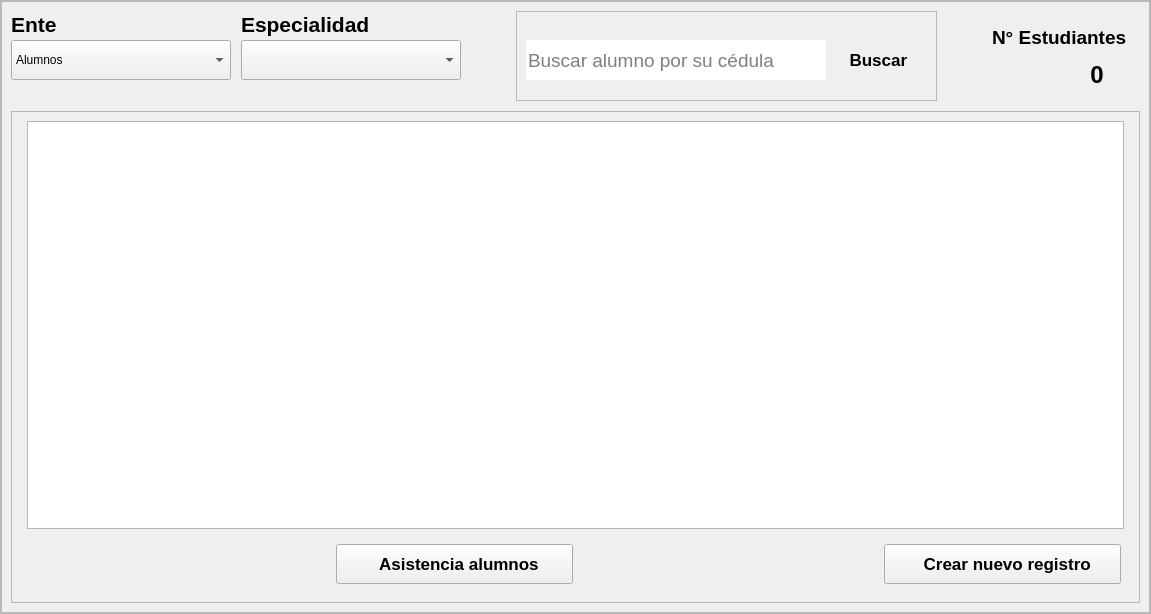
Above: recursos_graficos_y_logicos/elementos_graficos_ui/pantalla_de_vista_general_de_alumnos.ui from Enmanuel-86/TELA-APP before the change. Below: the same form after it.
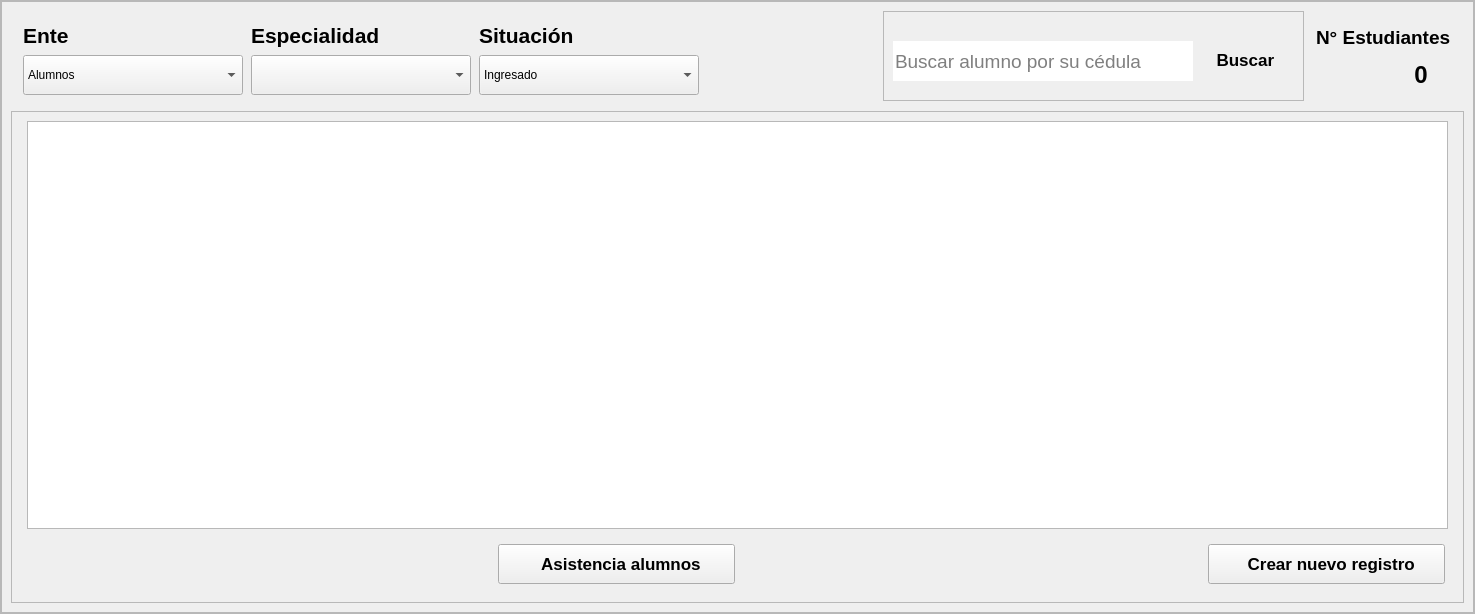
That is the form after the change. Icons and pictures are not drawn.

Commit message: Agregar filtro de situación a los alumnos, pero de empleados falta adaptar la funcionalidad

Diff of the .ui file:
```diff
--- a/recursos_graficos_y_logicos/elementos_graficos_ui/pantalla_de_vista_general_de_alumnos.ui
+++ b/recursos_graficos_y_logicos/elementos_graficos_ui/pantalla_de_vista_general_de_alumnos.ui
@@ -6,7 +6,7 @@
    <rect>
     <x>0</x>
     <y>0</y>
-    <width>1151</width>
+    <width>1475</width>
     <height>614</height>
    </rect>
   </property>
@@ -42,7 +42,7 @@
        <rect>
         <x>0</x>
         <y>0</y>
-        <width>1149</width>
+        <width>1473</width>
         <height>612</height>
        </rect>
       </property>
@@ -120,7 +120,7 @@
                </property>
                <property name="minimumSize">
                 <size>
-                 <width>461</width>
+                 <width>731</width>
                  <height>90</height>
                 </size>
                </property>
@@ -142,15 +142,119 @@
                <property name="frameShadow">
                 <enum>QFrame::Plain</enum>
                </property>
+               <widget class="QWidget" name="">
+                <property name="geometry">
+                 <rect>
+                  <x>10</x>
+                  <y>10</y>
+                  <width>680</width>
+                  <height>74</height>
+                 </rect>
+                </property>
+                <layout class="QHBoxLayout" name="horizontalLayout_2">
+                 <item>
+                  <layout class="QVBoxLayout" name="verticalLayout_6">
+                   <item>
+                    <widget class="QLabel" name="titulo_de_boton_de_opciones_2">
+                     <property name="sizePolicy">
+                      <sizepolicy hsizetype="Preferred" vsizetype="Preferred">
+                       <horstretch>0</horstretch>
+                       <verstretch>30</verstretch>
+                      </sizepolicy>
+                     </property>
+                     <property name="minimumSize">
+                      <size>
+                       <width>0</width>
+                       <height>0</height>
+                      </size>
+                     </property>
+                     <property name="maximumSize">
+                      <size>
+                       <width>500</width>
+                       <height>16777215</height>
+                      </size>
+                     </property>
+                     <property name="font">
+                      <font>
+                       <family>Arial</family>
+                       <pointsize>16</pointsize>
+                       <weight>75</weight>
+                       <bold>true</bold>
+                      </font>
+                     </property>
+                     <property name="styleSheet">
+                      <string notr="true"/>
+                     </property>
+                     <property name="text">
+                      <string>Ente</string>
+                     </property>
+                     <property name="tipo" stdset="0">
+                      <string>titulo_qlineedit</string>
+                     </property>
+                    </widget>
+                   </item>
+                   <item>
+                    <widget class="QComboBox" name="boton_entidades">
+                     <property name="sizePolicy">
+                      <sizepolicy hsizetype="Fixed" vsizetype="Fixed">
+                       <horstretch>0</horstretch>
+                       <verstretch>0</verstretch>
+                      </sizepolicy>
+                     </property>
+                     <property name="minimumSize">
+                      <size>
+                       <width>220</width>
+                       <height>40</height>
+                      </size>
+                     </property>
+                     <property name="maximumSize">
+                      <size>
+                       <width>200</width>
+                       <height>16777215</height>
+                      </size>
+                     </property>
+                     <property name="styleSheet">
+                      <string notr="true"/>
+                     </property>
+                     <property name="editable">
+                      <bool>false</bool>
+                     </property>
+                     <property name="currentText">
+                      <string>Alumnos</string>
+                     </property>
+                     <property name="currentIndex">
+                      <number>0</number>
+                     </property>
+                     <property name="insertPolicy">
+                      <enum>QComboBox::NoInsert</enum>
+                     </property>
+                     <property name="iconSize">
+                      <size>
+                       <width>40</width>
+                       <height>40</height>
+                      </size>
+                     </property>
+                     <property name="placeholderText">
+                      <string/>
+                     </property>
+                     <item>
+                      <property name="text">
+                       <string>Alumnos</string>
+                      </property>
+                     </item>
+                     <item>
+                      <property name="text">
+                       <string>Representantes</string>
+                      </property>
+                     </item>
+                    </widget>
+                   </item>
+                  </layout>
+                 </item>
+                 <item>
+                  <layout class="QVBoxLayout" name="verticalLayout_2">
+                   <item>
                <widget class="QLabel" name="titulo_de_boton_de_opciones">
-                <property name="geometry">
-                 <rect>
-                  <x>230</x>
-                  <y>1</y>
-                  <width>257</width>
-                  <height>24</height>
-                 </rect>
-                </property>
                 <property name="sizePolicy">
                  <sizepolicy hsizetype="Preferred" vsizetype="Preferred">
                   <horstretch>0</horstretch>
@@ -187,15 +291,9 @@
                  <string>titulo_qlineedit</string>
                 </property>
                </widget>
+                   </item>
+                   <item>
                <widget class="QComboBox" name="boton_especialidades">
-                <property name="geometry">
-                 <rect>
-                  <x>230</x>
-                  <y>29</y>
-                  <width>220</width>
-                  <height>40</height>
-                 </rect>
-                </property>
                 <property name="sizePolicy">
                  <sizepolicy hsizetype="Fixed" vsizetype="Fixed">
                   <horstretch>0</horstretch>
@@ -239,77 +337,13 @@
                  <string/>
                 </property>
                </widget>
-               <widget class="QComboBox" name="boton_entidades">
-                <property name="geometry">
-                 <rect>
-                  <x>0</x>
-                  <y>29</y>
-                  <width>220</width>
-                  <height>40</height>
-                 </rect>
-                </property>
-                <property name="sizePolicy">
-                 <sizepolicy hsizetype="Fixed" vsizetype="Fixed">
-                  <horstretch>0</horstretch>
-                  <verstretch>0</verstretch>
-                 </sizepolicy>
-                </property>
-                <property name="minimumSize">
-                 <size>
-                  <width>220</width>
-                  <height>40</height>
-                 </size>
-                </property>
-                <property name="maximumSize">
-                 <size>
-                  <width>200</width>
-                  <height>16777215</height>
-                 </size>
-                </property>
-                <property name="styleSheet">
-                 <string notr="true"/>
-                </property>
-                <property name="editable">
-                 <bool>false</bool>
-                </property>
-                <property name="currentText">
-                 <string>Alumnos</string>
-                </property>
-                <property name="currentIndex">
-                 <number>0</number>
-                </property>
-                <property name="insertPolicy">
-                 <enum>QComboBox::NoInsert</enum>
-                </property>
-                <property name="iconSize">
-                 <size>
-                  <width>40</width>
-                  <height>40</height>
-                 </size>
-                </property>
-                <property name="placeholderText">
-                 <string/>
-                </property>
-                <item>
-                 <property name="text">
-                  <string>Alumnos</string>
-                 </property>
-                </item>
-                <item>
-                 <property name="text">
-                  <string>Representantes</string>
-                 </property>
-                </item>
-               </widget>
-               <widget class="QLabel" name="titulo_de_boton_de_opciones_2">
-                <property name="geometry">
-                 <rect>
-                  <x>0</x>
-                  <y>1</y>
-                  <width>51</width>
-                  <height>24</height>
-                 </rect>
-                </property>
+                   </item>
+                  </layout>
+                 </item>
+                 <item>
+                  <layout class="QVBoxLayout" name="verticalLayout">
+                   <item>
+                    <widget class="QLabel" name="titulo_de_boton_de_situacion">
                 <property name="sizePolicy">
                  <sizepolicy hsizetype="Preferred" vsizetype="Preferred">
                   <horstretch>0</horstretch>
@@ -340,11 +374,87 @@
                  <string notr="true"/>
                 </property>
                 <property name="text">
-                 <string>Ente</string>
+                      <string>Situación</string>
                 </property>
                 <property name="tipo" stdset="0">
                  <string>titulo_qlineedit</string>
                 </property>
+                    </widget>
+                   </item>
+                   <item>
+                    <widget class="QComboBox" name="boton_situacion">
+                     <property name="sizePolicy">
+                      <sizepolicy hsizetype="Fixed" vsizetype="Fixed">
+                       <horstretch>0</horstretch>
+                       <verstretch>0</verstretch>
+                      </sizepolicy>
+                     </property>
+                     <property name="minimumSize">
+                      <size>
+                       <width>220</width>
+                       <height>40</height>
+                      </size>
+                     </property>
+                     <property name="maximumSize">
+                      <size>
+                       <width>200</width>
+                       <height>16777215</height>
+                      </size>
+                     </property>
+                     <property name="styleSheet">
+                      <string notr="true"/>
+                     </property>
+                     <property name="editable">
+                      <bool>false</bool>
+                     </property>
+                     <property name="currentText">
+                      <string>Ingresado</string>
+                     </property>
+                     <property name="currentIndex">
+                      <number>0</number>
+                     </property>
+                     <property name="insertPolicy">
+                      <enum>QComboBox::NoInsert</enum>
+                     </property>
+                     <property name="iconSize">
+                      <size>
+                       <width>40</width>
+                       <height>40</height>
+                      </size>
+                     </property>
+                     <property name="placeholderText">
+                      <string/>
+                     </property>
+                     <item>
+                      <property name="text">
+                       <string>Ingresado</string>
+                      </property>
+                     </item>
+                     <item>
+                      <property name="text">
+                       <string>Inicial</string>
+                      </property>
+                     </item>
+                     <item>
+                      <property name="text">
+                       <string>Egresado</string>
+                      </property>
+                     </item>
+                     <item>
+                      <property name="text">
+                       <string>Rotado</string>
+                      </property>
+                     </item>
+                     <item>
+                      <property name="text">
+                       <string>Inactivo</string>
+                      </property>
+                     </item>
+                    </widget>
+                   </item>
+                  </layout>
+                 </item>
+                </layout>
                </widget>
               </widget>
              </item>
@@ -355,7 +465,7 @@
                </property>
                <property name="sizeHint" stdset="0">
                 <size>
-                 <width>41</width>
+                 <width>40</width>
                  <height>20</height>
                 </size>
                </property>
@@ -394,7 +504,7 @@
                 <property name="geometry">
                  <rect>
                   <x>10</x>
-                  <y>29</y>
+                  <y>30</y>
                   <width>300</width>
                   <height>40</height>
                  </rect>
@@ -491,19 +601,6 @@
                </widget>
               </widget>
              </item>
-             <item>
-              <spacer name="horizontalSpacer_4">
-               <property name="orientation">
-                <enum>Qt::Horizontal</enum>
-               </property>
-               <property name="sizeHint" stdset="0">
-                <size>
-                 <width>40</width>
-                 <height>20</height>
-                </size>
-               </property>
-              </spacer>
-             </item>
              <item>
               <widget class="QFrame" name="contador">
                <property name="sizePolicy">
```
Left out of the diff: 44 changed lines with no effect on the pictures. Lines whose indentation alone changed are shown as unchanged. The commit also changes 8 other files.
